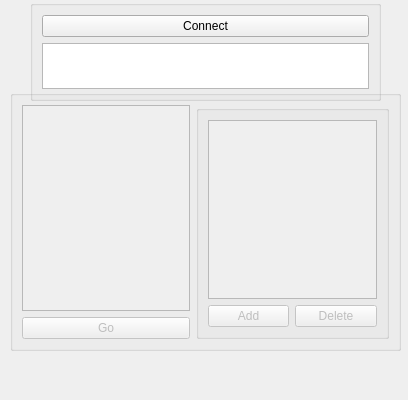
The window that Klient/Client/mainwindow.ui (Luber90/InternetRadio) describes before a commit, drawn with Qt 5.
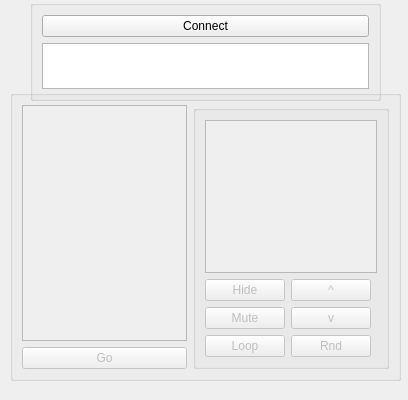
The same window after the commit.

What changed in the file:
```diff
--- a/Klient/Client/mainwindow.ui
+++ b/Klient/Client/mainwindow.ui
@@ -48,13 +48,10 @@
       <x>10</x>
       <y>90</y>
       <width>391</width>
-      <height>261</height>
+      <height>291</height>
      </rect>
     </property>
     <layout class="QGridLayout" name="radioGroup">
-     <item row="2" column="0">
-      <widget class="QListWidget" name="rooms"/>
-     </item>
      <item row="3" column="0">
       <widget class="QPushButton" name="goButton">
        <property name="text">
@@ -62,29 +59,60 @@
        </property>
       </widget>
      </item>
-     <item row="2" column="1" rowspan="2">
+     <item row="0" column="1" rowspan="4">
       <widget class="QGroupBox" name="queueGroup">
        <layout class="QGridLayout" name="gridLayout_2">
         <item row="1" column="0">
          <widget class="QPushButton" name="addButton">
           <property name="text">
-           <string>Add</string>
+           <string>Hide</string>
           </property>
          </widget>
         </item>
-        <item row="1" column="1">
-         <widget class="QPushButton" name="deleteButton">
-          <property name="text">
-           <string>Delete</string>
-          </property>
-         </widget>
-        </item>
-        <item row="0" column="0" colspan="2">
+        <item row="0" column="0" colspan="3">
          <widget class="QListWidget" name="queue"/>
         </item>
+        <item row="1" column="1">
+         <widget class="QPushButton" name="upButton">
+          <property name="text">
+           <string>^</string>
+          </property>
+         </widget>
+        </item>
+        <item row="3" column="0">
+         <widget class="QPushButton" name="muteButton">
+          <property name="text">
+           <string>Mute</string>
+          </property>
+         </widget>
+        </item>
+        <item row="3" column="1">
+         <widget class="QPushButton" name="downButton">
+          <property name="text">
+           <string>v</string>
+          </property>
+         </widget>
+        </item>
+        <item row="4" column="0">
+         <widget class="QPushButton" name="loopButton">
+          <property name="text">
+           <string>Loop</string>
+          </property>
+         </widget>
+        </item>
+        <item row="4" column="1">
+         <widget class="QPushButton" name="randomButton">
+          <property name="text">
+           <string>Rnd</string>
+          </property>
+         </widget>
+        </item>
        </layout>
       </widget>
      </item>
+     <item row="0" column="0" rowspan="3">
+      <widget class="QListWidget" name="rooms"/>
+     </item>
     </layout>
    </widget>
   </widget>
```
Left out of the diff: 2 changed lines with no effect on the pictures.
